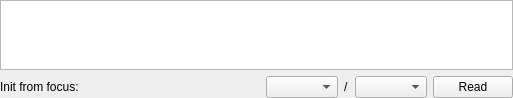
The window that src/madgui/widget/correct/opticstable.ui (hibtc/madgui) describes before a commit, drawn with Qt 5.
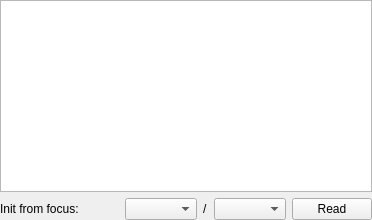
The same window after the commit. Custom widgets are drawn as their Qt base class.

What changed in the file:
```diff
--- a/src/madgui/widget/correct/opticstable.ui
+++ b/src/madgui/widget/correct/opticstable.ui
@@ -2,14 +2,6 @@
 <ui version="4.0">
  <class>Form</class>
  <widget class="QWidget" name="Form">
-  <property name="geometry">
-   <rect>
-    <x>0</x>
-    <y>0</y>
-    <width>513</width>
-    <height>41</height>
-   </rect>
-  </property>
   <property name="windowTitle">
    <string>Form</string>
   </property>
```
